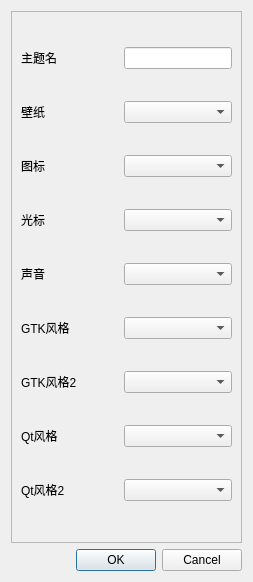
Before: the Qt Designer form src/globalthemecreator/globalthemecreator.ui in ukui/ukui-theme-customizer, drawn with Qt 5.
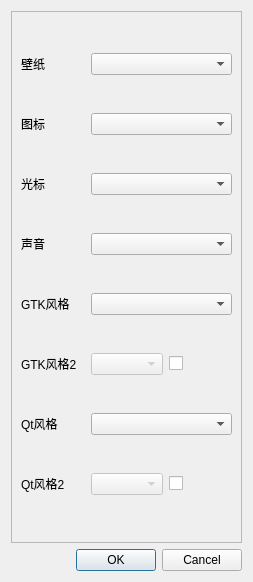
After: the same form once the commit is applied.

```diff
--- a/src/globalthemecreator/globalthemecreator.ui
+++ b/src/globalthemecreator/globalthemecreator.ui
@@ -29,53 +29,83 @@
        </rect>
       </property>
       <layout class="QGridLayout" name="gridLayout">
-       <item row="8" column="0">
-        <widget class="QLabel" name="label_10">
+       <item row="7" column="1" colspan="2">
+        <widget class="QComboBox" name="qtStyle1"/>
+       </item>
+       <item row="2" column="1" colspan="2">
+        <widget class="QComboBox" name="cursorName"/>
+       </item>
+       <item row="1" column="1" colspan="2">
+        <widget class="QComboBox" name="iconName"/>
+       </item>
+       <item row="4" column="1" colspan="2">
+        <widget class="QComboBox" name="gtkStyle1">
+         <property name="frame">
+          <bool>true</bool>
+         </property>
+        </widget>
+       </item>
+       <item row="7" column="0">
+        <widget class="QLabel" name="label_9">
          <property name="text">
-          <string>Qt风格2</string>
+          <string>Qt风格</string>
+         </property>
+        </widget>
+       </item>
+       <item row="2" column="0">
+        <widget class="QLabel" name="label_4">
+         <property name="text">
+          <string>光标</string>
          </property>
         </widget>
        </item>
        <item row="1" column="0">
+        <widget class="QLabel" name="label_3">
+         <property name="text">
+          <string>图标</string>
+         </property>
+        </widget>
+       </item>
+       <item row="3" column="0">
+        <widget class="QLabel" name="label_5">
+         <property name="text">
+          <string>声音</string>
+         </property>
+        </widget>
+       </item>
+       <item row="0" column="1" colspan="2">
+        <widget class="QComboBox" name="wallpaperCollection"/>
+       </item>
+       <item row="8" column="2">
+        <widget class="QCheckBox" name="qt2Enabled">
+         <property name="text">
+          <string/>
+         </property>
+        </widget>
+       </item>
+       <item row="0" column="0">
         <widget class="QLabel" name="label_2">
          <property name="text">
           <string>壁纸</string>
          </property>
         </widget>
        </item>
-       <item row="1" column="1">
-        <widget class="QComboBox" name="wallpaperCollection"/>
-       </item>
-       <item row="5" column="0">
-        <widget class="QLabel" name="label_7">
+       <item row="6" column="2">
+        <widget class="QCheckBox" name="gtk2Enabled">
          <property name="text">
-          <string>GTK风格</string>
+          <string/>
          </property>
         </widget>
        </item>
        <item row="8" column="1">
         <widget class="QComboBox" name="qtStyle2">
          <property name="enabled">
-          <bool>true</bool>
+          <bool>false</bool>
          </property>
         </widget>
        </item>
-       <item row="5" column="1">
-        <widget class="QComboBox" name="gtkStyle1">
-         <property name="frame">
-          <bool>true</bool>
-         </property>
-        </widget>
-       </item>
-       <item row="0" column="1">
-        <widget class="QLineEdit" name="themeName">
-         <property name="sizePolicy">
-          <sizepolicy hsizetype="Expanding" vsizetype="Fixed">
-           <horstretch>0</horstretch>
-           <verstretch>0</verstretch>
-          </sizepolicy>
-         </property>
-        </widget>
+       <item row="3" column="1" colspan="2">
+        <widget class="QComboBox" name="soundName"/>
        </item>
        <item row="6" column="0">
         <widget class="QLabel" name="label_8">
@@ -84,69 +114,30 @@
          </property>
         </widget>
        </item>
-       <item row="7" column="1">
-        <widget class="QComboBox" name="qtStyle1"/>
-       </item>
-       <item row="4" column="0">
-        <widget class="QLabel" name="label_5">
-         <property name="text">
-          <string>声音</string>
-         </property>
-        </widget>
-       </item>
-       <item row="2" column="1">
-        <widget class="QComboBox" name="iconName"/>
-       </item>
-       <item row="4" column="1">
-        <widget class="QComboBox" name="soundName"/>
-       </item>
        <item row="6" column="1">
         <widget class="QComboBox" name="gtkStyle2">
          <property name="enabled">
-          <bool>true</bool>
+          <bool>false</bool>
          </property>
          <property name="editable">
           <bool>false</bool>
          </property>
         </widget>
        </item>
-       <item row="7" column="0">
-        <widget class="QLabel" name="label_9">
+       <item row="4" column="0">
+        <widget class="QLabel" name="label_7">
          <property name="text">
-          <string>Qt风格</string>
+          <string>GTK风格</string>
          </property>
         </widget>
        </item>
-       <item row="0" column="0">
-        <widget class="QLabel" name="label">
-         <property name="sizePolicy">
-          <sizepolicy hsizetype="Preferred" vsizetype="Preferred">
-           <horstretch>1</horstretch>
-           <verstretch>0</verstretch>
-          </sizepolicy>
-         </property>
+       <item row="8" column="0">
+        <widget class="QLabel" name="label_10">
          <property name="text">
-          <string>主题名</string>
+          <string>Qt风格2</string>
          </property>
         </widget>
        </item>
-       <item row="3" column="0">
-        <widget class="QLabel" name="label_4">
-         <property name="text">
-          <string>光标</string>
-         </property>
-        </widget>
-       </item>
-       <item row="2" column="0">
-        <widget class="QLabel" name="label_3">
-         <property name="text">
-          <string>图标</string>
-         </property>
-        </widget>
-       </item>
-       <item row="3" column="1">
-        <widget class="QComboBox" name="cursorName"/>
-       </item>
       </layout>
      </widget>
     </widget>
```
